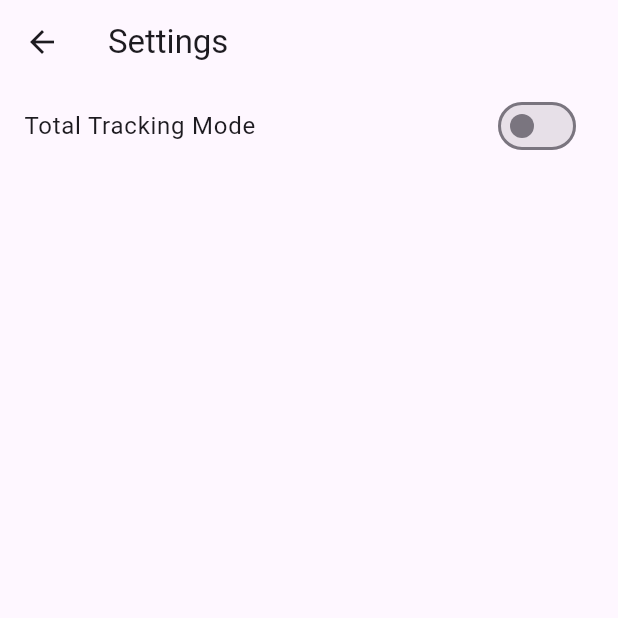
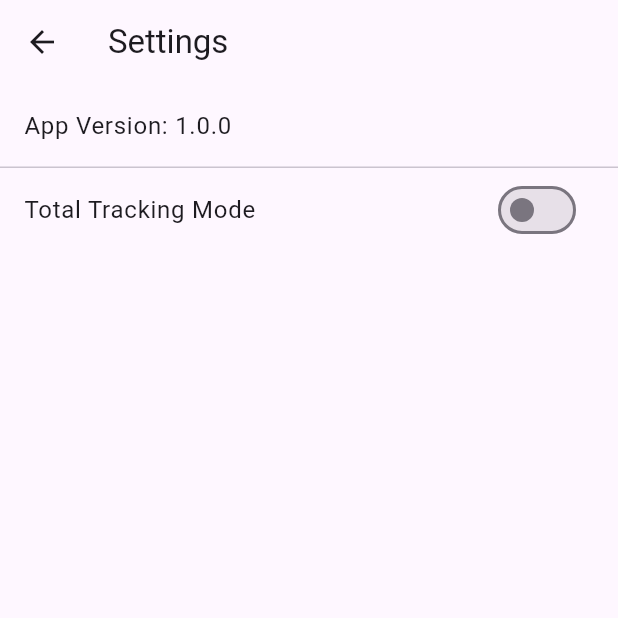
Before and after one commit to holgerm/tracker, a Flutter app: the screen it shows after launch, after a tap on the "settings" icon, on a phone screen of 412 x 824 dp, the top half of it. Run offline on Flutter 3.47's test engine with Material 3 defaults, Android fonts, the phone set to English and light mode, and no system bars; our stand-ins replace hive, hive_flutter, package_info, shared_preferences; accounts and stored records are empty.

Commit message:
Hive used for the Settings

```diff
--- a/lib/main.dart
+++ b/lib/main.dart
@@ -1,4 +1,5 @@
 import 'package:flutter/material.dart';
+import 'package:hive_flutter/hive_flutter.dart';
 import 'package:provider/provider.dart';
 import 'package:shared_preferences/shared_preferences.dart';
 import 'src/tracker.dart';
@@ -8,7 +9,17 @@ late SharedPreferences preferences;
 void main() async {
   WidgetsFlutterBinding.ensureInitialized();
   preferences = await SharedPreferences.getInstance();
-  await Settings.instance.loadSettings();
+
+  // Initialize Hive
+  await Hive.initFlutter();
+
+  // Register the adapters
+  Hive.registerAdapter(SettingsAdapter());
+
+  if (!Hive.isBoxOpen('settings')) {
+    await Hive.openBox('settings');
+  }
+
   runApp(ChangeNotifierProvider(
       create: (context) => TasksModel(), child: const MyApp()));
 }
--- /dev/null
+++ b/lib/src/hive_ids.dart
@@ -0,0 +1,5 @@
+// Define your type IDs in a central location
+class HiveTypeId {
+  static const int settings = 0;
+  // Add more type IDs as needed
+}
--- a/lib/src/settings.dart
+++ b/lib/src/settings.dart
@@ -1,26 +1,26 @@
-import 'package:shared_preferences/shared_preferences.dart';
+import 'package:package_info/package_info.dart';
+import 'package:hive/hive.dart';
+import 'package:hive_flutter/hive_flutter.dart';
+import 'package:tracker/src/hive_ids.dart';
 
-class Settings {
-  Settings._privateConstructor();
+part 'settings.g.dart'; // This is the part directive
 
-  static final Settings instance = Settings._privateConstructor();
+@HiveType(typeId: HiveTypeId.settings)
+class Settings extends HiveObject {
+  @HiveField(0)
+  bool _totalTrackMode;
 
-  bool _totalTrackMode = false;
+  Settings() : _totalTrackMode = false;
 
   bool get totalTrackMode => _totalTrackMode;
 
   set totalTrackMode(bool value) {
     _totalTrackMode = value;
-    _saveTrackMode(value);
+    Hive.box('settings').put('totalTrackMode', value);
   }
 
-  Future<void> _saveTrackMode(bool value) async {
-    SharedPreferences prefs = await SharedPreferences.getInstance();
-    await prefs.setBool('trackMode', value);
-  }
-
-  Future<void> loadSettings() async {
-    SharedPreferences prefs = await SharedPreferences.getInstance();
-    _totalTrackMode = prefs.getBool('trackMode') ?? false;
+  static Future<String> getAppVersion() async {
+    PackageInfo packageInfo = await PackageInfo.fromPlatform();
+    return packageInfo.version;
   }
 }
--- a/lib/src/settings_page.dart
+++ b/lib/src/settings_page.dart
@@ -1,4 +1,5 @@
 import 'package:flutter/material.dart';
+import 'package:hive/hive.dart';
 import 'package:tracker/src/tracker.dart';
 
 class SettingsPage extends StatefulWidget {
@@ -18,7 +19,8 @@ class _SettingsPageState extends State<SettingsPage> {
   }
 
   Future<void> _loadSettings() async {
-    _trackMode = Settings.instance.totalTrackMode;
+    _trackMode = Hive.box<dynamic>('settings')
+        .get('totalTrackMode', defaultValue: false);
     setState(() {});
   }
 
@@ -32,13 +34,34 @@ class _SettingsPageState extends State<SettingsPage> {
         children: ListTile.divideTiles(
           context: context,
           tiles: [
+            FutureBuilder<String>(
+              future: Settings.getAppVersion(),
+              builder: (BuildContext context, AsyncSnapshot<String> snapshot) {
+                if (snapshot.connectionState == ConnectionState.waiting) {
+                  return const ListTile(
+                    title: Text('Loading version number...'),
+                  );
+                } else {
+                  if (snapshot.hasError) {
+                    return ListTile(
+                      title: Text('Error: ${snapshot.error}'),
+                    );
+                  } else {
+                    return ListTile(
+                      title: Text(
+                          'App Version: ${snapshot.data}'), // Version number
+                    );
+                  }
+                }
+              },
+            ),
             SwitchListTile(
               title: const Text('Total Tracking Mode'),
               value: _trackMode,
               onChanged: (bool value) {
                 setState(() {
                   _trackMode = value;
-                  Settings.instance.totalTrackMode = value;
+                  Hive.box('settings').put('totalTrackMode', value);
                 });
               },
             ),
--- a/lib/src/tasks_model.dart
+++ b/lib/src/tasks_model.dart
@@ -1,5 +1,6 @@
 import 'dart:async';
 import 'package:flutter/material.dart';
+import 'package:hive_flutter/hive_flutter.dart';
 import 'package:provider/provider.dart';
 
 import 'tracker.dart';
@@ -113,11 +114,10 @@ class TaskModel extends ChangeNotifier {
   Timer? timer;
 
   toggleActive() {
-    if (Settings.instance.totalTrackMode) {
-      print("Deactivating all tasks");
+    if (Hive.box<dynamic>('settings')
+        .get('totalTrackMode', defaultValue: false)) {
       for (var task in TasksModel.tasks) {
         if (task.active) {
-          print("Deactivating ${task.name}");
           task._deactivate();
         }
       }
--- a/lib/src/tracker.dart
+++ b/lib/src/tracker.dart
@@ -3,3 +3,4 @@ export 'tasks_grid.dart';
 export 'tasks_model.dart';
 export 'settings_page.dart';
 export 'settings.dart';
+export 'hive_ids.dart';
```
Also changed, not shown: pubspec.yaml (+11 -1 lines), lib/src/settings.g.dart (added), pubspec.lock, 2 other files.
